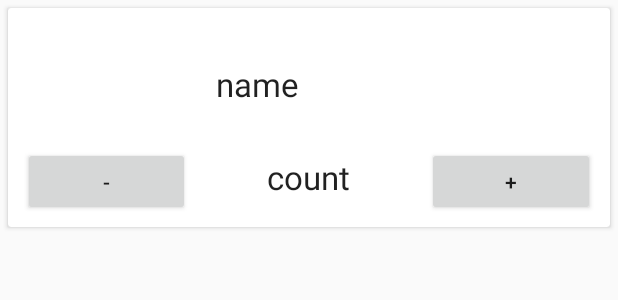
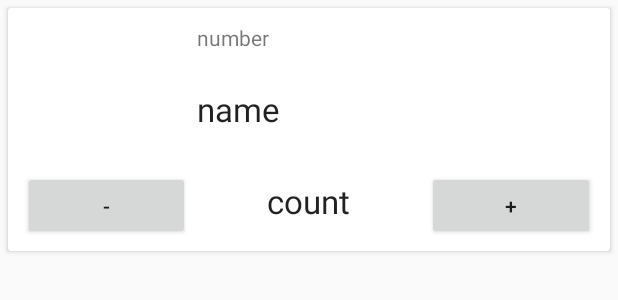
Before and after one commit to Items0/BrickList, an Android app: the layout set_item_layout.xml on its own in the app's theme, with its tools: preview values and no code run, on a phone screen of 412 x 824 dp. Shown: the top 300 px of the screen. Run offline under Robolectric (Android 15) with nearby library versions, the phone set to English and light mode, and no system bars; network calls fail.

Commit message:
CardView check if full

```diff
--- a/app/src/main/java/com/example/patryk/bricklist_project/RecyclerViewAdapterMain.kt
+++ b/app/src/main/java/com/example/patryk/bricklist_project/RecyclerViewAdapterMain.kt
@@ -26,7 +26,7 @@ class RecyclerViewAdapterMain(var items : ArrayList<Pair<String, String>>, val c
     }
 
     class ViewHolder(itemView: View) : RecyclerView.ViewHolder(itemView) {
-        val myNumberTextView = itemView.findViewById<TextView>(R.id.numberTextView)
+        val myNumberTextView = itemView.findViewById<TextView>(R.id.brickNumberTextView)
         val myNameTextView = itemView.findViewById<TextView>(R.id.nameTextView)
     }
 
--- a/app/src/main/res/layout/main_item_layout.xml
+++ b/app/src/main/res/layout/main_item_layout.xml
@@ -16,7 +16,7 @@
             android:padding="10dp">
 
             <TextView
-                android:id="@+id/numberTextView"
+                android:id="@+id/brickNumberTextView"
                 android:layout_width="92dp"
                 android:layout_height="wrap_content"
                 android:text="testNo"
--- a/app/src/main/res/layout/set_item_layout.xml
+++ b/app/src/main/res/layout/set_item_layout.xml
@@ -6,6 +6,7 @@
     android:layout_height="wrap_content">
 
     <android.support.v7.widget.CardView
+        android:id="@+id/myCardView"
         android:layout_width="match_parent"
         android:layout_height="match_parent"
         android:layout_margin="5dp">
@@ -23,19 +24,31 @@
 
                 <ImageView
                     android:id="@+id/imageView"
-                    android:layout_width="86dp"
-                    android:layout_height="70dp"
-                    android:layout_marginTop="10dp"
+                    android:layout_width="231dp"
+                    android:layout_height="96dp"
                     android:layout_weight="1" />
 
-                <TextView
-                    android:id="@+id/brickNumberTextView"
-                    android:layout_width="210dp"
-                    android:layout_height="35dp"
-                    android:layout_marginTop="26dp"
+                <LinearLayout
+                    android:layout_width="match_parent"
+                    android:layout_height="match_parent"
                     android:layout_weight="1"
-                    android:text="name"
-                    android:textAppearance="@style/Base.TextAppearance.AppCompat.Large" />
+                    android:orientation="vertical">
+
+                    <TextView
+                        android:id="@+id/brickNumberTextView"
+                        android:layout_width="match_parent"
+                        android:layout_height="wrap_content"
+                        android:layout_weight="1"
+                        android:text="number" />
+
+                    <TextView
+                        android:id="@+id/brickNameTextView"
+                        android:layout_width="match_parent"
+                        android:layout_height="wrap_content"
+                        android:layout_weight="1"
+                        android:text="name"
+                        android:textAppearance="@style/Base.TextAppearance.AppCompat.Large" />
+                </LinearLayout>
 
             </LinearLayout>
 
@@ -56,8 +69,8 @@
                     android:layout_width="88dp"
                     android:layout_height="46dp"
                     android:layout_weight="3"
+                    android:gravity="center"
                     android:text="count"
-                    android:gravity = "center"
                     android:textAppearance="@style/Base.TextAppearance.AppCompat.Large" />
 
                 <Button
```
Also changed, not shown: app/src/main/java/com/example/patryk/bricklist_project/Brick.kt (+23 -7 lines), app/src/main/java/com/example/patryk/bricklist_project/DataBaseHelper.java (+6 -6 lines), app/src/main/java/com/example/patryk/bricklist_project/MainActivity.kt (+6 -6 lines), app/src/main/java/com/example/patryk/bricklist_project/RecyclerViewAdapterSet.kt (+32 -7 lines), app/src/main/java/com/example/patryk/bricklist_project/SetActivity.kt (+2 -13 lines), app/src/main/res/layout/activity_set.xml (+6 -4 lines).
